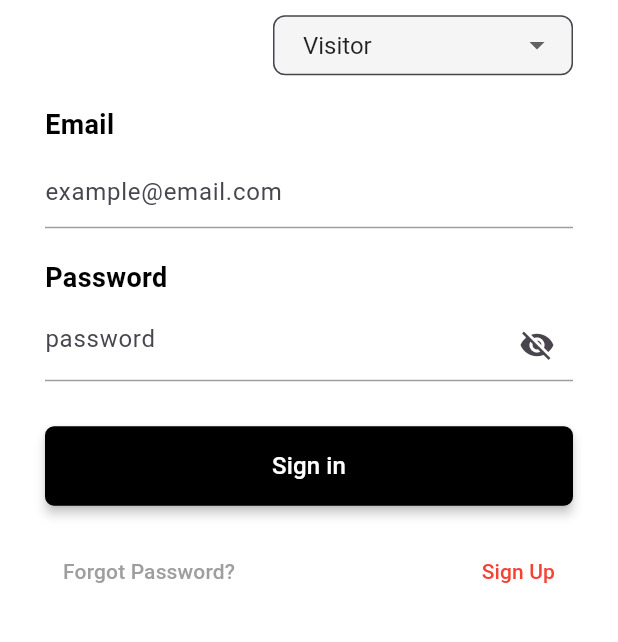
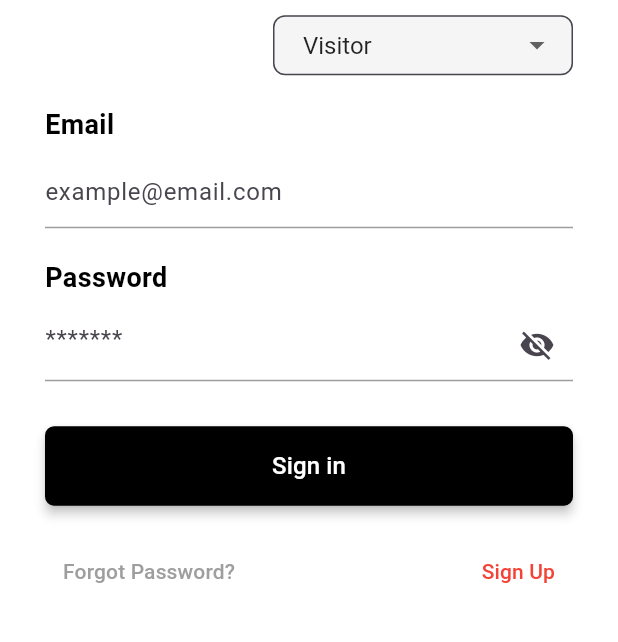
Before and after one commit to shamanth07/ArtHub_flutter, a Flutter app: the screen it shows after launch, on a phone screen of 412 x 824 dp, the part 464-1106 px from its top. Run offline on Flutter 3.47's test engine with Material 3 defaults, Android fonts, the phone set to English and light mode, and no system bars.

Commit message:
sixth commit

```diff
--- a/lib/Visitor/LogIn.dart
+++ b/lib/Visitor/LogIn.dart
@@ -138,7 +138,7 @@ class _SignupPageState extends State<SignupPage> {
                     controller: _passwordController,
                     obscureText: _obscurePassword,
                     decoration: InputDecoration(
-                      hintText: "password",
+                      hintText: "*******",
                       enabledBorder: const UnderlineInputBorder(
                         borderSide: BorderSide(color: Colors.grey),
                       ),
```
